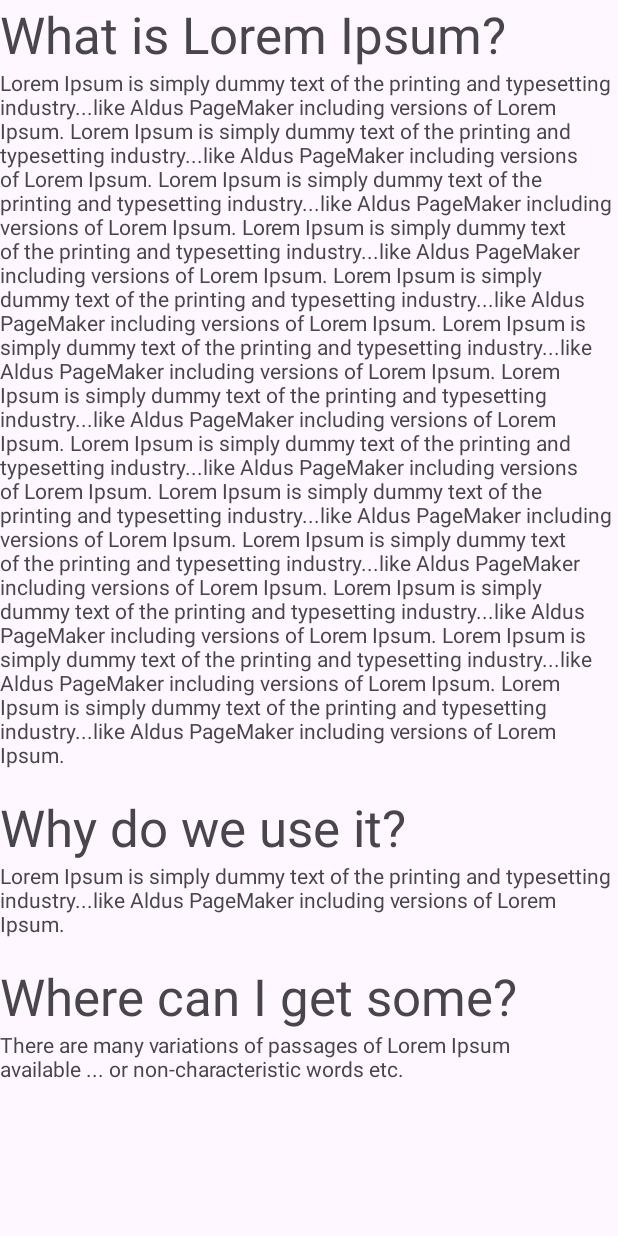
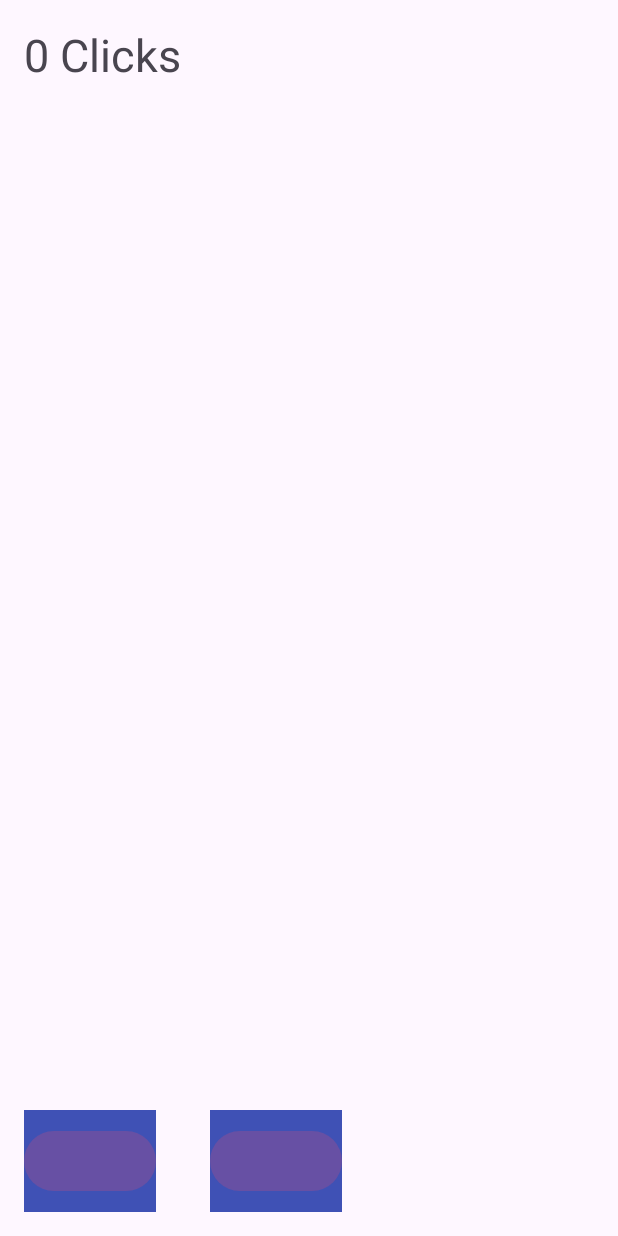
Before and after one commit to lui0000/mobile-app-development-task-4, an Android app: the layout activity_main.xml on its own in the app's theme, with its tools: preview values and no code run, on a phone screen of 412 x 824 dp. Run offline under Robolectric (Android 15) with nearby library versions, the phone set to English and light mode, and no system bars.

Commit message:
7.	Вложенные layout. Элемент include.

```diff
--- a/app/src/main/java/com/example/mobile_app_development_task_4/MainActivity.java
+++ b/app/src/main/java/com/example/mobile_app_development_task_4/MainActivity.java
@@ -2,23 +2,29 @@ package com.example.mobile_app_development_task_4;
 
 import androidx.appcompat.app.AppCompatActivity;
 import android.os.Bundle;
-import android.view.ViewGroup;
-import android.widget.ScrollView;
+import android.view.View;
+import android.widget.Button;
 import android.widget.TextView;
 public class MainActivity extends AppCompatActivity {
-
+    int clicks = 0;
     @Override
     protected void onCreate(Bundle savedInstanceState) {
         super.onCreate(savedInstanceState);
-        //setContentView(R.layout.activity_main);
-        ScrollView scrollView = new ScrollView(this);
-        TextView textView = new TextView(this);
-        textView.setText("Lorem Ipsum is simply dummy text of the printing and typesetting industry...like Aldus PageMaker including versions of Lorem Ipsum.");
-        textView.setLayoutParams(new ViewGroup.LayoutParams
-                (ViewGroup.LayoutParams.WRAP_CONTENT,
-                        ViewGroup.LayoutParams.WRAP_CONTENT));
-        textView.setTextSize(60);
-        scrollView.addView(textView);
-        setContentView(scrollView);
+        setContentView(R.layout.activity_main);
+        View plusButtonView = findViewById(R.id.plus_button);
+        View minusButtonView = findViewById(R.id.minus_button);
+        TextView clicksText = findViewById(R.id.clicksText);
+        Button plusButton = plusButtonView.findViewById(R.id.clickBtn);
+        Button minusButton = minusButtonView.findViewById(R.id.clickBtn);
+        plusButton.setText("+");
+        minusButton.setText("-");
+        plusButton.setOnClickListener(v -> {
+            clicks++;
+            clicksText.setText(clicks + " Clicks");
+        });
+        minusButton.setOnClickListener(v -> {
+            clicks--;
+            clicksText.setText(clicks + " Clicks");
+        });
     }
 }
--- a/app/src/main/res/layout/activity_main.xml
+++ b/app/src/main/res/layout/activity_main.xml
@@ -1,72 +1,31 @@
 <?xml version="1.0" encoding="utf-8"?>
-<ScrollView xmlns:android="http://schemas.android.com/apk/res/android"
-    android:layout_width="match_parent"
-    android:layout_height="match_parent">
-    <LinearLayout
+<androidx.constraintlayout.widget.ConstraintLayout
+    xmlns:android="http://schemas.android.com/apk/res/android"
+    xmlns:app="http://schemas.android.com/apk/res-auto"
+    xmlns:tools="http://schemas.android.com/tools"
     android:layout_width="match_parent"
     android:layout_height="match_parent"
-        android:orientation="vertical"
-        >
-        <TextView
+    android:padding="16dp"
+    tools:context=".MainActivity">
+    <include
+        layout="@layout/text_panel"
         android:layout_width="wrap_content"
         android:layout_height="wrap_content"
-            android:text="What is Lorem Ipsum?"
-            android:textSize="34sp" />
-        <TextView
+        app:layout_constraintLeft_toLeftOf="parent"
+        app:layout_constraintTop_toTopOf="parent"
+        />
+    <include layout="@layout/button_panel"
+        android:id="@+id/plus_button"
         android:layout_width="wrap_content"
         android:layout_height="wrap_content"
-            android:text="Lorem Ipsum is simply dummy text of the printing and
-typesetting industry...like Aldus PageMaker including versions of Lorem Ipsum.
-Lorem Ipsum is simply dummy text of the printing and
-typesetting industry...like Aldus PageMaker including versions of Lorem Ipsum.
-Lorem Ipsum is simply dummy text of the printing and
-typesetting industry...like Aldus PageMaker including versions of Lorem Ipsum.
-Lorem Ipsum is simply dummy text of the printing and
-typesetting industry...like Aldus PageMaker including versions of Lorem Ipsum.
-Lorem Ipsum is simply dummy text of the printing and
-typesetting industry...like Aldus PageMaker including versions of Lorem Ipsum.
-Lorem Ipsum is simply dummy text of the printing and
-typesetting industry...like Aldus PageMaker including versions of Lorem Ipsum.
-Lorem Ipsum is simply dummy text of the printing and
-typesetting industry...like Aldus PageMaker including versions of Lorem Ipsum.
-Lorem Ipsum is simply dummy text of the printing and
-typesetting industry...like Aldus PageMaker including versions of Lorem Ipsum.
-Lorem Ipsum is simply dummy text of the printing and
-typesetting industry...like Aldus PageMaker including versions of Lorem Ipsum.
-Lorem Ipsum is simply dummy text of the printing and
-typesetting industry...like Aldus PageMaker including versions of Lorem Ipsum.
-Lorem Ipsum is simply dummy text of the printing and
-typesetting industry...like Aldus PageMaker including versions of Lorem Ipsum.
-Lorem Ipsum is simply dummy text of the printing and
-typesetting industry...like Aldus PageMaker including versions of Lorem Ipsum.
-Lorem Ipsum is simply dummy text of the printing and
-typesetting industry...like Aldus PageMaker including versions of Lorem Ipsum."
-            android:textSize="14sp"/>
-        <TextView
+        app:layout_constraintLeft_toLeftOf="parent"
+        app:layout_constraintBottom_toBottomOf="parent"
+        app:layout_constraintRight_toLeftOf="@+id/minus_button"/>
+    <include layout="@layout/button_panel"
+        android:id="@+id/minus_button"
         android:layout_width="wrap_content"
         android:layout_height="wrap_content"
-            android:text="Why do we use it?"
-            android:layout_marginTop="16dp"
-            android:textSize="34sp"/>
-        <TextView
-            android:layout_width="wrap_content"
-            android:layout_height="wrap_content"
-            android:text="Lorem Ipsum is simply dummy text of the printing and
-typesetting industry...like Aldus PageMaker including versions of Lorem Ipsum."
-            android:textSize="14sp"/>
-        <TextView
-            android:layout_width="wrap_content"
-            android:layout_height="wrap_content"
-            android:text="Where can I get some?"
-            android:layout_marginTop="16dp"
-            android:textSize="34sp"/>
-        <TextView
-            android:layout_width="wrap_content"
-            android:layout_height="wrap_content"
-            android:text="There are many variations of passages of Lorem Ipsum
-available ... or non-characteristic words etc."
-            android:textSize="14sp"/>
-    </LinearLayout>
-
-
-</ScrollView>
+        android:layout_marginLeft="36dp"
+        app:layout_constraintLeft_toRightOf="@id/plus_button"
+        app:layout_constraintBottom_toBottomOf="parent"/>
+</androidx.constraintlayout.widget.ConstraintLayout>
--- /dev/null
+++ b/app/src/main/res/layout/button_panel.xml
@@ -0,0 +1,17 @@
+<?xml version="1.0" encoding="utf-8"?>
+<androidx.constraintlayout.widget.ConstraintLayout
+    xmlns:android="http://schemas.android.com/apk/res/android"
+    xmlns:app="http://schemas.android.com/apk/res-auto"
+    android:layout_width="wrap_content"
+    android:layout_height="wrap_content"
+    android:background="#3F51B5"
+    android:paddingTop="10dp"
+    android:paddingBottom="10dp">
+    <Button
+        android:id="@+id/clickBtn"
+        android:layout_width="wrap_content"
+        android:layout_height="wrap_content"
+        app:layout_constraintLeft_toLeftOf="parent"
+        app:layout_constraintTop_toTopOf="parent"
+        />
+</androidx.constraintlayout.widget.ConstraintLayout>
--- /dev/null
+++ b/app/src/main/res/layout/text_panel.xml
@@ -0,0 +1,16 @@
+<?xml version="1.0" encoding="utf-8"?>
+<androidx.constraintlayout.widget.ConstraintLayout
+    xmlns:android="http://schemas.android.com/apk/res/android"
+    xmlns:app="http://schemas.android.com/apk/res-auto"
+    android:layout_width="wrap_content"
+    android:layout_height="wrap_content">
+    <TextView
+        android:id="@+id/clicksText"
+        android:layout_width="wrap_content"
+        android:layout_height="wrap_content"
+        android:textSize="30sp"
+        android:text="0 Clicks"
+        app:layout_constraintLeft_toLeftOf="parent"
+        app:layout_constraintTop_toTopOf="parent"
+        />
+</androidx.constraintlayout.widget.ConstraintLayout>
```
Lines whose indentation alone changed are shown as unchanged.
